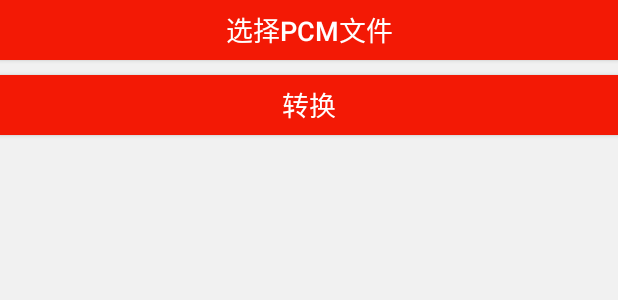
After one commit to warriorWorld/DemoDemo, an Android app: the layout activity_pcm.xml on its own in the app's theme, with its tools: preview values and no code run, on a phone screen of 412 x 824 dp. The commit adds this screen. Shown: the top 300 px of the screen. Run offline under Robolectric (Android 15) with nearby library versions, the phone set to English and light mode, and no system bars.

Commit message:
pcm转换

```diff
--- a/app/src/main/AndroidManifest.xml
+++ b/app/src/main/AndroidManifest.xml
@@ -42,6 +42,7 @@
         <activity android:name=".business.abstractfactory.AbstractFactoryActivity"></activity>
         <activity android:name=".business.rxjava.RxjavaActivity"></activity>
         <activity android:name=".business.thread.ThreadSecurityActivity"></activity>
+        <activity android:name=".business.pcm.PcmConvertActivity"></activity>
         <activity
             android:name=".business.test.TestActivity"
             android:screenOrientation="landscape"></activity>
--- a/app/src/main/java/com/insightsurfface/demodemo/business/main/MainActivity.java
+++ b/app/src/main/java/com/insightsurfface/demodemo/business/main/MainActivity.java
@@ -20,6 +20,7 @@ import com.insightsurfface.demodemo.business.factory.FactoryActivity;
 import com.insightsurfface.demodemo.business.fragmentlife.FragmentLifePeriodActivity;
 import com.insightsurfface.demodemo.business.mediator.MediatorActivity;
 import com.insightsurfface.demodemo.business.observer.ObserverActivity;
+import com.insightsurfface.demodemo.business.pcm.PcmConvertActivity;
 import com.insightsurfface.demodemo.business.responsibilitychain.ResponsibilityChainActivity;
 import com.insightsurfface.demodemo.business.rxjava.RxjavaActivity;
 import com.insightsurfface.demodemo.business.state.StateActivity;
@@ -139,6 +140,9 @@ public class MainActivity extends BaseActivity implements MainContract.View {
                             case 20:
                                 intent = new Intent(MainActivity.this, TestActivity1.class);
                                 break;
+                            case 21:
+                                intent=new Intent(MainActivity.this, PcmConvertActivity.class);
+                                break;
                         }
                         if (null != intent) {
                             startActivity(intent);
--- a/app/src/main/java/com/insightsurfface/demodemo/business/main/MainPresenter.java
+++ b/app/src/main/java/com/insightsurfface/demodemo/business/main/MainPresenter.java
@@ -16,7 +16,7 @@ public class MainPresenter implements MainContract.Persenter {
         mView.displayList(new String[]{"冒泡排序", "建造者模式", "触摸事件传递", "策略模式",
                 "状态模式", "责任链模式", "Fragment生命周期", "命令模式", "观察者模式/备忘录模式", "模板模式/装饰器模式",
                 "访问者模式", "中介者模式", "代理模式", "组合模式", "桥接模式", "工厂模式", "抽象工厂模式", "RxJava",
-                "volatile&synchronize","临时测试","临时测试1"});
+                "volatile&synchronize","临时测试","临时测试1","pcm转wav"});
     }
 
     @Override
--- /dev/null
+++ b/app/src/main/res/layout/activity_pcm.xml
@@ -0,0 +1,34 @@
+<?xml version="1.0" encoding="utf-8"?>
+<androidx.constraintlayout.widget.ConstraintLayout xmlns:android="http://schemas.android.com/apk/res/android"
+    xmlns:app="http://schemas.android.com/apk/res-auto"
+    xmlns:tools="http://schemas.android.com/tools"
+    android:layout_width="match_parent"
+    android:layout_height="match_parent"
+    android:background="@color/gray"
+    tools:context=".business.main.MainActivity">
+
+    <Button
+        android:id="@+id/choose_pcm_btn"
+        android:layout_width="0dp"
+        android:layout_height="40dp"
+        android:background="@drawable/rect_main"
+        android:text="选择pcm文件"
+        android:textColor="@color/white"
+        android:textSize="18sp"
+        app:layout_constraintLeft_toLeftOf="parent"
+        app:layout_constraintRight_toRightOf="parent"
+        app:layout_constraintTop_toTopOf="parent"></Button>
+
+    <Button
+        android:id="@+id/convert_pcm_btn"
+        android:layout_width="0dp"
+        android:layout_height="40dp"
+        android:layout_marginTop="10dp"
+        android:background="@drawable/rect_main"
+        android:text="转换"
+        android:textColor="@color/white"
+        android:textSize="18sp"
+        app:layout_constraintLeft_toLeftOf="parent"
+        app:layout_constraintRight_toRightOf="parent"
+        app:layout_constraintTop_toBottomOf="@+id/choose_pcm_btn"></Button>
+</androidx.constraintlayout.widget.ConstraintLayout>
```
Also changed, not shown: app/src/main/java/com/insightsurfface/demodemo/business/pcm/PcmConvertActivity.java (added, +45 -0 lines), app/src/main/java/com/insightsurfface/demodemo/utils/FileRecorder.java (added, +182 -0 lines).
